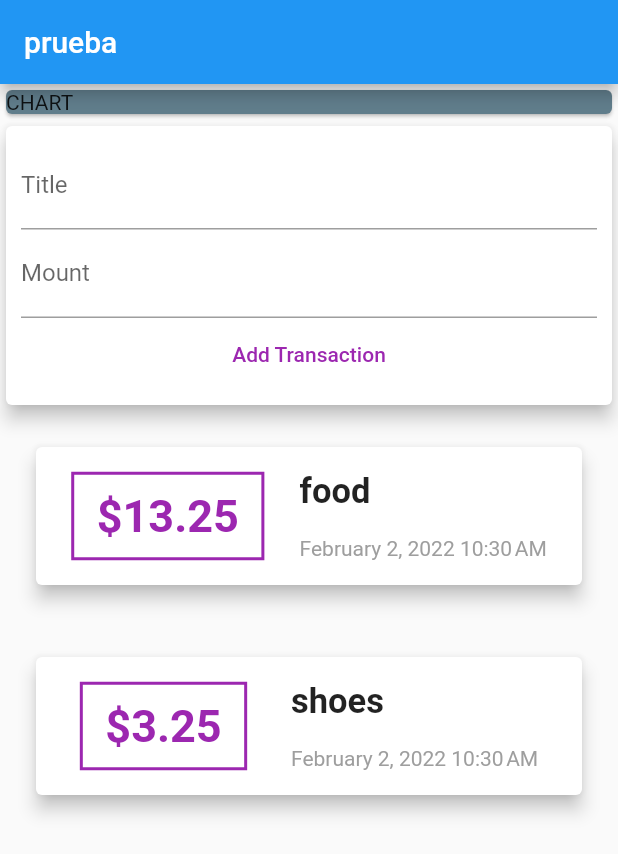
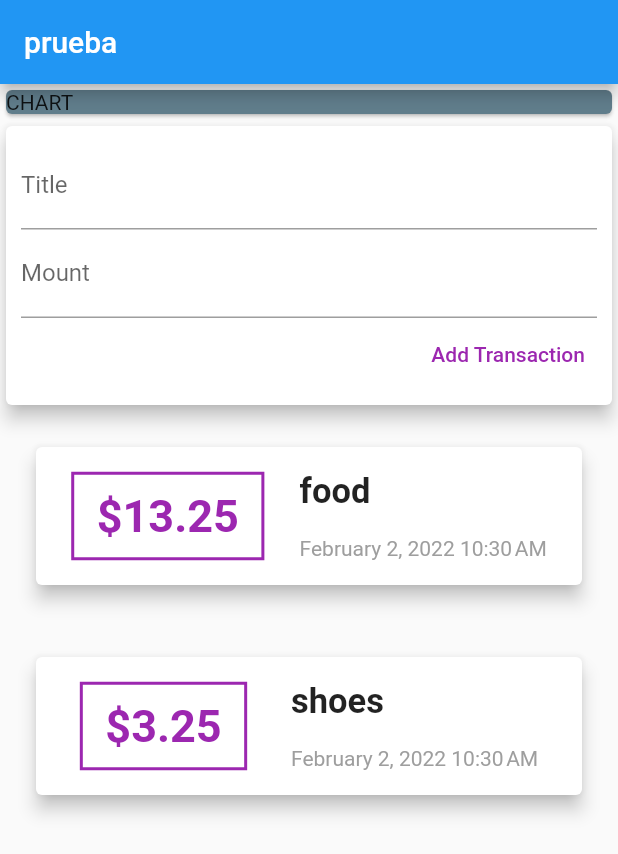
Before and after one commit to JeanBayer/app-money-flutter, a Flutter app: the screen it shows after launch, after a tap on "Add Transaction", on a phone screen of 412 x 824 dp. Shown: the top 854 px of the screen. Run offline on Flutter 3.47's test engine with Material 2 defaults, Android fonts, the phone set to English and light mode, and no system bars.

```diff
--- a/app/lib/main.dart
+++ b/app/lib/main.dart
@@ -33,6 +33,9 @@ class MyHomePage extends StatelessWidget {
     ),
   ];
 
+  final titleController = TextEditingController();
+  final mountController = TextEditingController();
+
   @override
   Widget build(BuildContext context) {
     return Scaffold(
@@ -53,19 +56,24 @@ class MyHomePage extends StatelessWidget {
             child: Container(
               padding: EdgeInsets.all(10),
               child: Column(
+                crossAxisAlignment: CrossAxisAlignment.end,
                 children: [
                   TextField(
                     decoration: InputDecoration(
                       labelText: "Title",
                     ),
+                    controller: titleController,
                   ),
                   TextField(
                     decoration: InputDecoration(
                       labelText: "Mount",
                     ),
+                    controller: mountController,
                   ),
                   TextButton(
-                    onPressed: () {},
+                    onPressed: () {
+                      print(titleController.text);
+                    },
                     child: Text(
                       "Add Transaction",
                       style: TextStyle(
```
